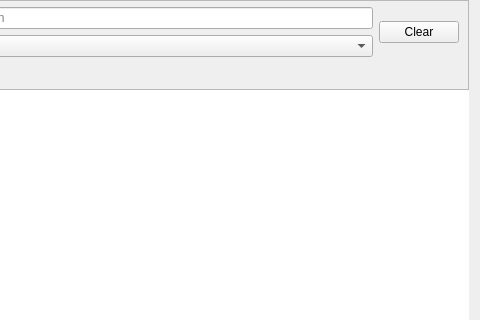
Old version of the form src/ui/main_workoutpage.ui in the repository MaximumTrainer/MaximumTrainer_Redux; both pictures show x 614 to 1094 and y 0 to 320 of the 1094 by 669 pixel window.
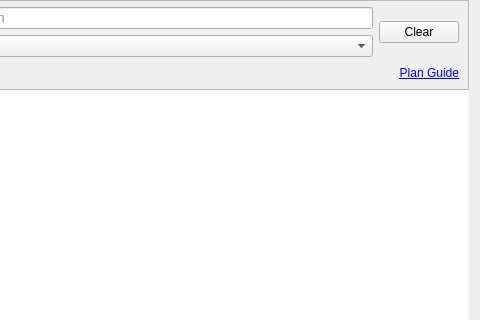
New version of the form. Custom widgets are drawn as their Qt base class.

Commit message:
feat(ui): link the User Guide plan overview from the workout list
"Plan Guide" link next to the workout filters opens the User Guide
included-plans section in the system browser.

Diff of the .ui file:
```diff
--- a/src/ui/main_workoutpage.ui
+++ b/src/ui/main_workoutpage.ui
@@ -125,6 +125,22 @@
         </property>
        </widget>
       </item>
+      <item row="2" column="4">
+       <widget class="QLabel" name="label_planGuide">
+        <property name="text">
+         <string>&lt;a href="https://maximumtrainer.github.io/MaximumTrainer_Redux/user-guide.html#included-plans"&gt;Plan Guide&lt;/a&gt;</string>
+        </property>
+        <property name="toolTip">
+         <string>Open the User Guide overview of the included training plans</string>
+        </property>
+        <property name="openExternalLinks">
+         <bool>true</bool>
+        </property>
+        <property name="alignment">
+         <set>Qt::AlignRight|Qt::AlignVCenter</set>
+        </property>
+       </widget>
+      </item>
      </layout>
     </widget>
    </item>
```
